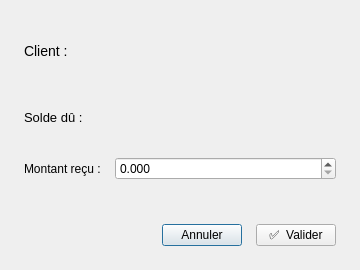
The window that app/ui/customer_payment_dialog.ui (Arafat-029/storemanager-pro) describes before a commit, drawn with Qt 5.
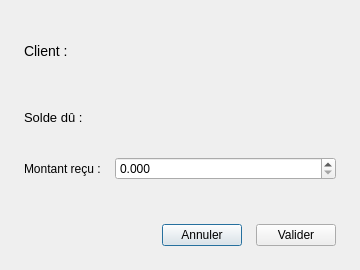
The same window after the commit. Custom widgets are drawn as their Qt base class.

```diff
--- a/app/ui/customer_payment_dialog.ui
+++ b/app/ui/customer_payment_dialog.ui
@@ -45,7 +45,7 @@
      </item>
      <item>
       <widget class="QPushButton" name="btnOk">
-       <property name="text"><string>✅  Valider</string></property>
+       <property name="text"><string>Valider</string></property>
       </widget>
      </item>
     </layout>
```
